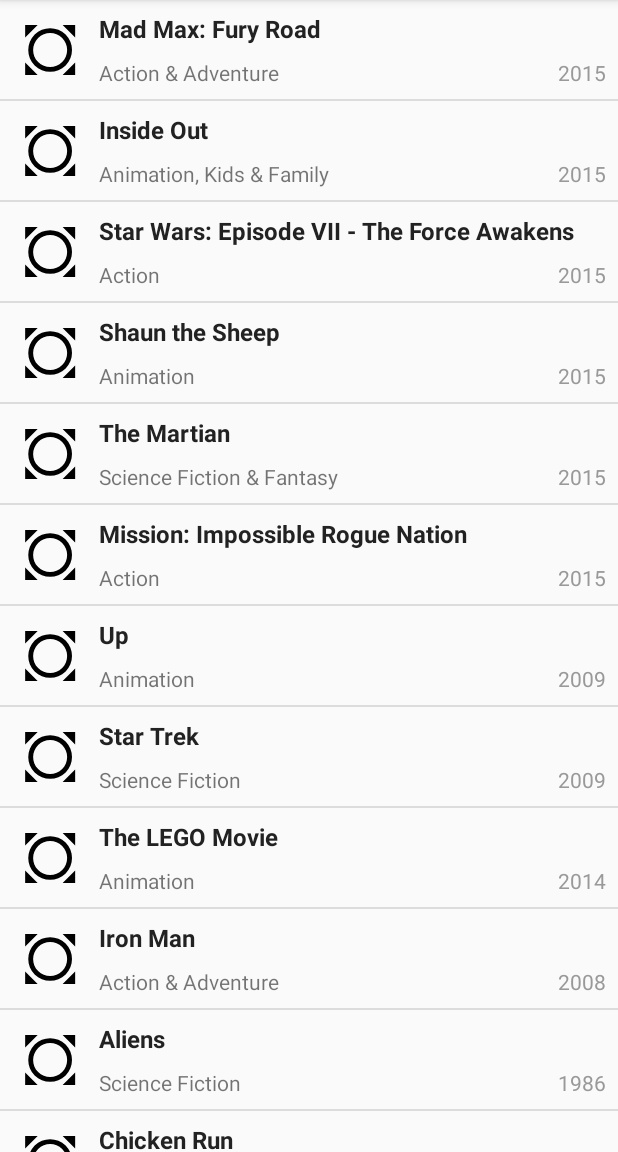
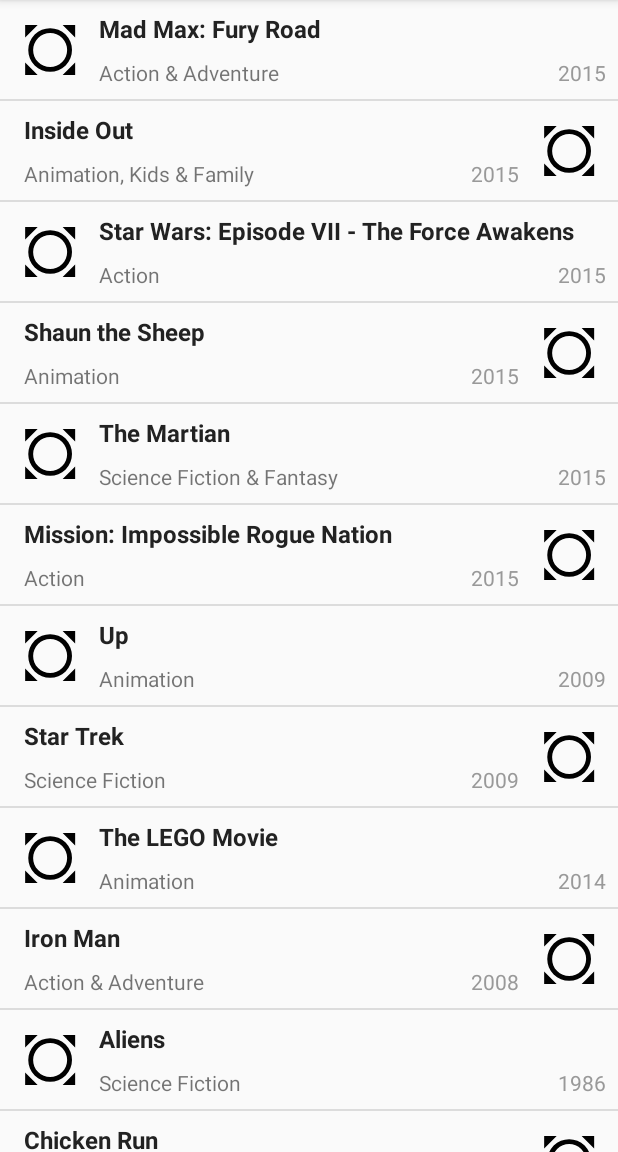
Before and after one commit to wojteko22/android-lab2, an Android app: the screen it shows after launch (MainActivity), on a phone screen of 412 x 824 dp, the part 84-1236 px from its top. Run offline under Robolectric (Android 15) with nearby library versions, the light colour scheme and no system bars; libraries missing offline, so code that uses them is left out: pl.edu.pwr.

Commit message:
Add new type of item view

```diff
--- a/app/src/main/java/pl/edu/pwr/wojciech/okonski/lab2/lab2/MoviesAdapter.kt
+++ b/app/src/main/java/pl/edu/pwr/wojciech/okonski/lab2/lab2/MoviesAdapter.kt
@@ -5,10 +5,16 @@
 import android.view.ViewGroup
 
 class MoviesAdapter(private val moviesList: List<Movie>) : RecyclerView.Adapter<MoviesViewHolder>() {
+    private val imageLeft = 0
+    private val imageRight = 1
 
     override fun onCreateViewHolder(parent: ViewGroup, viewType: Int): MoviesViewHolder {
-        val itemView = LayoutInflater.from(parent.context)
-                .inflate(R.layout.movie_list_row, parent, false)
+        val itemView =
+                if (viewType == imageLeft)
+                    LayoutInflater.from(parent.context)
+                            .inflate(R.layout.movie_list_row, parent, false)
+                else LayoutInflater.from(parent.context)
+                        .inflate(R.layout.movie_list_row_image_right, parent, false)
         return MoviesViewHolder(itemView)
     }
 
@@ -22,4 +28,8 @@
     override fun getItemCount(): Int {
         return moviesList.size
     }
+
+    override fun getItemViewType(position: Int): Int {
+        return if (position % 2 == 0) imageLeft else imageRight
+    }
 }
--- /dev/null
+++ b/app/src/main/res/layout/movie_list_row_image_right.xml
@@ -0,0 +1,61 @@
+<?xml version="1.0" encoding="utf-8"?>
+<android.support.constraint.ConstraintLayout xmlns:android="http://schemas.android.com/apk/res/android"
+    xmlns:app="http://schemas.android.com/apk/res-auto"
+    xmlns:tools="http://schemas.android.com/tools"
+    android:layout_width="match_parent"
+    android:layout_height="wrap_content"
+    android:background="?android:attr/selectableItemBackground"
+    android:clickable="true"
+    android:focusable="true"
+    android:orientation="vertical"
+    android:paddingBottom="@dimen/default_margin"
+    android:paddingLeft="@dimen/default_margin"
+    android:paddingRight="@dimen/default_margin"
+    android:paddingTop="@dimen/default_margin">
+
+    <ImageView
+        android:id="@+id/image"
+        android:layout_width="50dp"
+        android:layout_height="50dp"
+        android:contentDescription="@string/film_cover"
+        android:src="@drawable/ic_all_out_black_24dp"
+        app:layout_constraintBottom_toBottomOf="parent"
+        app:layout_constraintRight_toRightOf="parent"
+        app:layout_constraintTop_toTopOf="parent" />
+
+    <TextView
+        android:id="@+id/title"
+        android:layout_width="wrap_content"
+        android:layout_height="wrap_content"
+        android:layout_marginLeft="@dimen/default_margin"
+        android:layout_marginStart="@dimen/default_margin"
+        android:textColor="@color/title"
+        android:textSize="16sp"
+        android:textStyle="bold"
+        app:layout_constraintLeft_toLeftOf="parent"
+        app:layout_constraintTop_toTopOf="@id/image"
+        tools:text="Upsssssssssssssssssssss" />
+
+    <TextView
+        android:id="@+id/genre"
+        android:layout_width="wrap_content"
+        android:layout_height="wrap_content"
+        android:layout_below="@id/title"
+        android:layout_marginLeft="@dimen/default_margin"
+        android:layout_marginRight="@dimen/default_margin"
+        app:layout_constraintBottom_toBottomOf="@id/image"
+        app:layout_constraintLeft_toLeftOf="parent"
+        tools:text="Animationssssssssssss" />
+
+    <TextView
+        android:id="@+id/year"
+        android:layout_width="wrap_content"
+        android:layout_height="wrap_content"
+        android:layout_marginEnd="@dimen/default_margin"
+        android:layout_marginRight="@dimen/default_margin"
+        android:textColor="@color/year"
+        app:layout_constraintBottom_toBottomOf="@id/genre"
+        app:layout_constraintRight_toLeftOf="@id/image"
+        tools:text="2009" />
+
+</android.support.constraint.ConstraintLayout>
```
